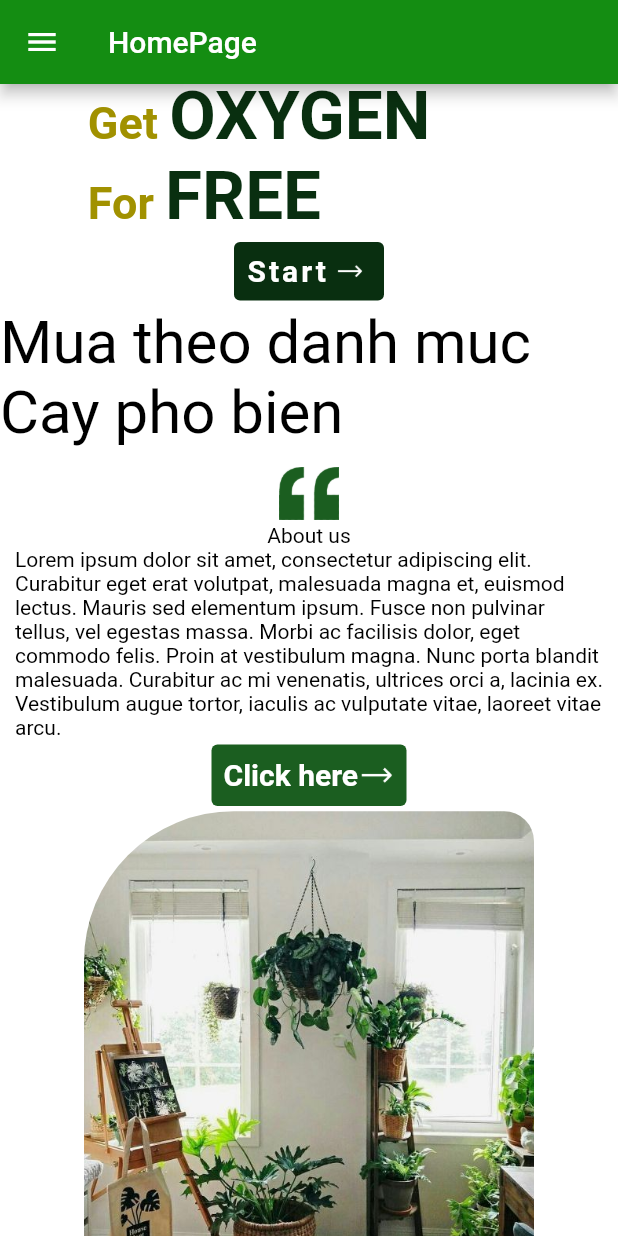
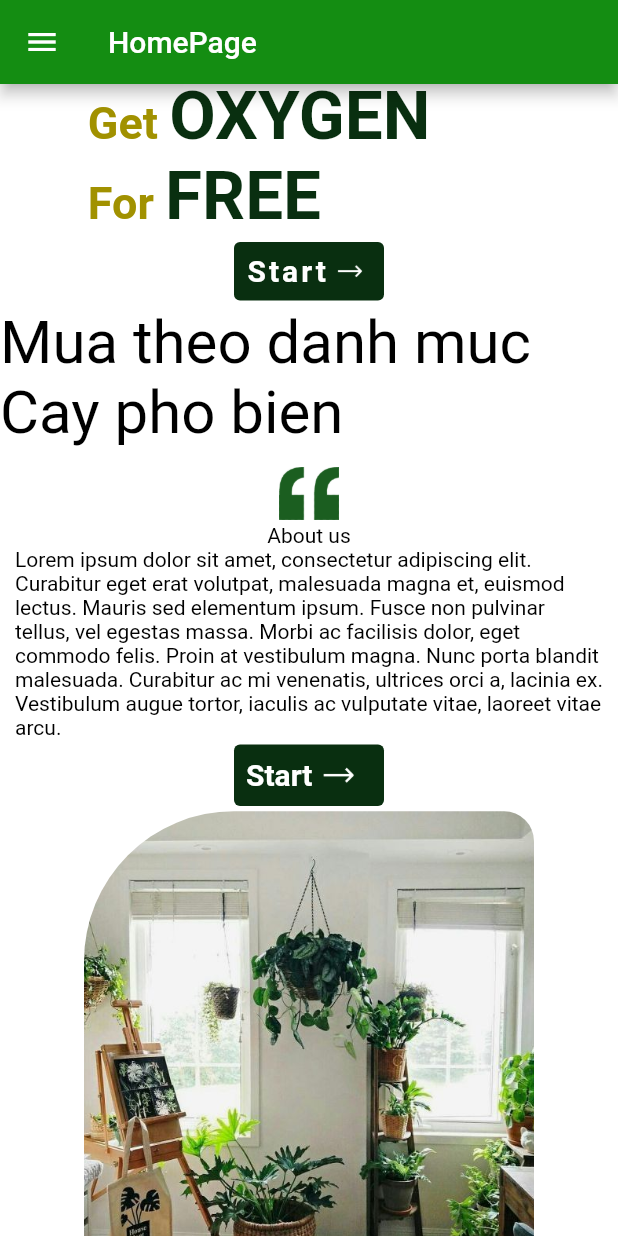
Before and after one commit to ngocdu171/Plants-Shop-App, a Flutter app: the screen it shows after launch, scrolled down 576 dp, on a phone screen of 412 x 824 dp. Run offline on Flutter 3.47's test engine with Material 2 defaults, Android fonts, the phone set to English and light mode, and no system bars; our stand-ins replace google_fonts.

Commit message:
css aboutus widget

```diff
--- a/plantshopapps/lib/widgets/aboutus.dart
+++ b/plantshopapps/lib/widgets/aboutus.dart
@@ -19,20 +19,23 @@ class AboutUs extends StatelessWidget {
           const Text(
               'Lorem ipsum dolor sit amet, consectetur adipiscing elit. Curabitur eget erat volutpat, malesuada magna et, euismod lectus. Mauris sed elementum ipsum. Fusce non pulvinar tellus, vel egestas massa. Morbi ac facilisis dolor, eget commodo felis. Proin at vestibulum magna. Nunc porta blandit malesuada. Curabitur ac mi venenatis, ultrices orci a, lacinia ex. Vestibulum augue tortor, iaculis ac vulputate vitae, laoreet vitae arcu.'),
           SizedBox(
-            width: 130,
+            width: 100,
             child: TextButton(
                 style: TextButton.styleFrom(
-                  backgroundColor: Colors.green.shade900,
+                  backgroundColor: const Color.fromARGB(255, 9, 47, 16),
                 ),
                 onPressed: () {},
                 child: Row(
                   children: [
-                    const Text(
-                      'Click here',
-                      style: TextStyle(
-                        fontWeight: FontWeight.bold,
-                        fontSize: 20,
-                        color: Color.fromARGB(255, 255, 255, 255),
+                    const Padding(
+                      padding: EdgeInsets.only(right: 5),
+                      child: Text(
+                        'Start',
+                        style: TextStyle(
+                          fontWeight: FontWeight.bold,
+                          fontSize: 20,
+                          color: Color.fromARGB(255, 255, 255, 255),
+                        ),
                       ),
                     ),
                     Image.asset(
```
